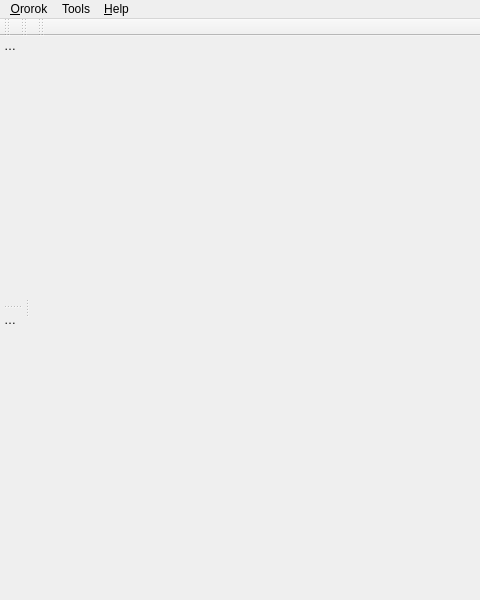
The window that src/mainwindow.ui (sigsergv/ororok) describes before a commit, drawn with Qt 5; both pictures show x 0 to 480 and y 0 to 600 of the 749 by 600 pixel window.
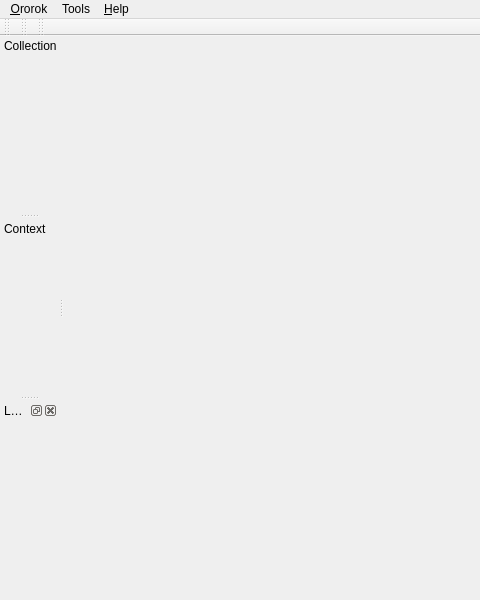
The same window after the commit. Icons and pictures are not drawn.

Commit message: added lastfm context widget

```diff
--- a/src/mainwindow.ui
+++ b/src/mainwindow.ui
@@ -112,6 +112,15 @@
     <bool>false</bool>
    </attribute>
   </widget>
+  <widget class="QDockWidget" name="lastfmContextDock">
+   <property name="windowTitle">
+    <string>Last.fm Context</string>
+   </property>
+   <attribute name="dockWidgetArea">
+    <number>1</number>
+   </attribute>
+   <widget class="QWidget" name="dockWidgetContents_3"/>
+  </widget>
   <action name="actionQuit">
    <property name="text">
     <string>Quit</string>
```
Left out of the diff: 2 changed lines with no effect on the pictures. The commit also changes 9 other files.
